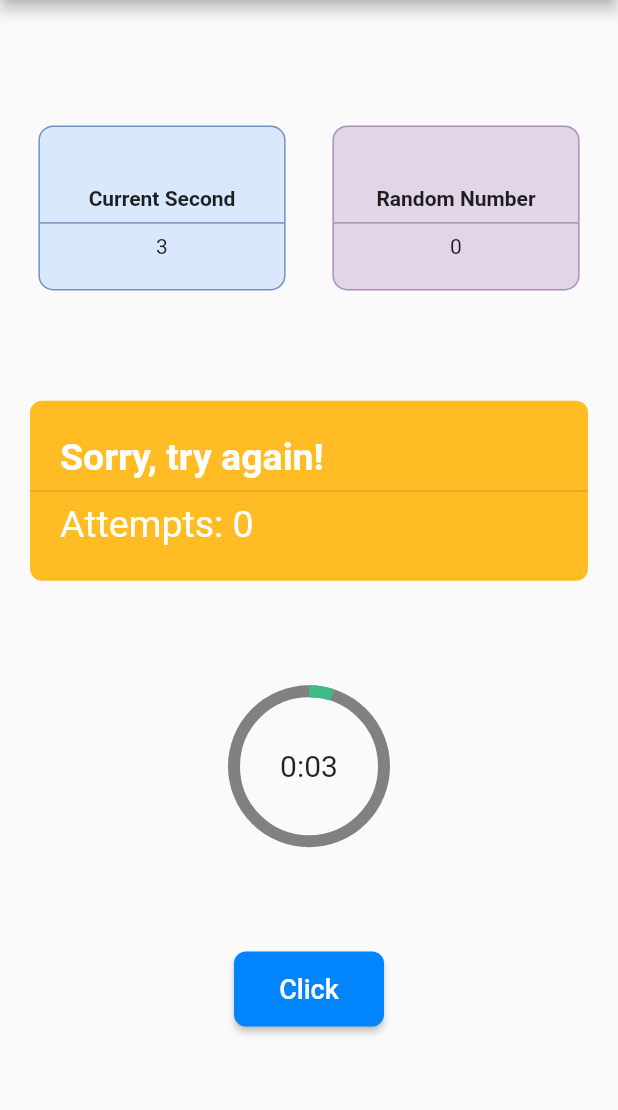
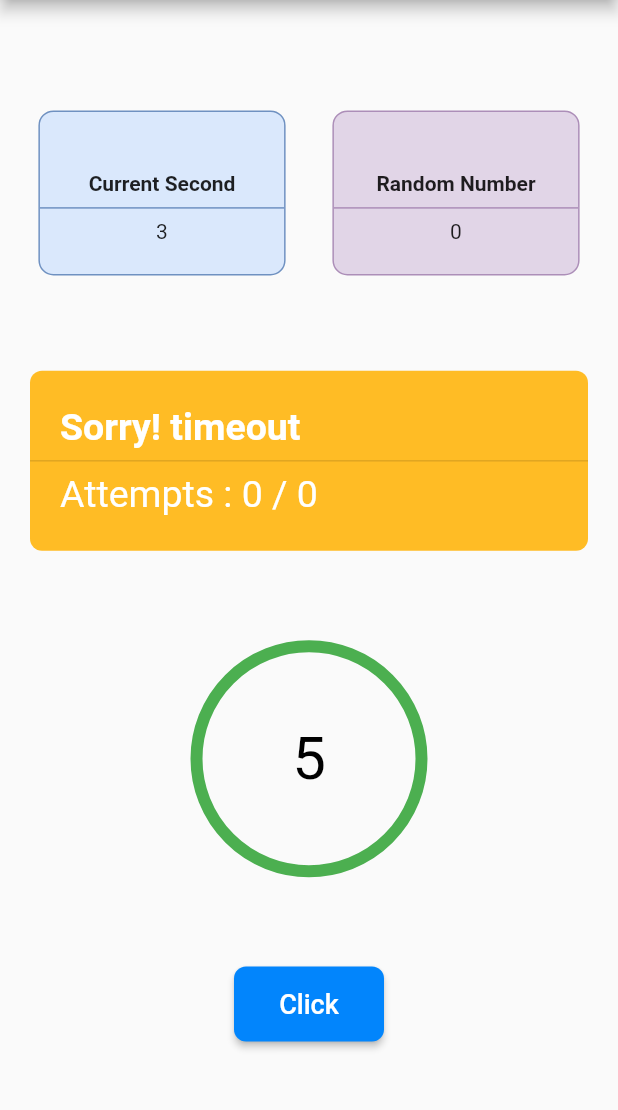
Before and after one commit to habeeb321/TapTimer-Challenge, a Flutter app: the screen it shows after launch, on a phone screen of 412 x 824 dp, the part 84-1194 px from its top. Run offline on Flutter 3.47's test engine with Material 3 defaults, Android fonts, the phone set to English and light mode, and no system bars; drawn by our look-alikes of circular_countdown_timer; our stand-ins replace get.

Commit message:
All functionalites implemented

```diff
--- a/lib/view_model/circular_timer_controller.dart
+++ b/lib/view_model/circular_timer_controller.dart
@@ -1,9 +1,11 @@
 import 'dart:async';
 import 'dart:math';
 
+import 'package:circular_countdown_timer/circular_countdown_timer.dart';
 import 'package:get/get.dart';
 
 class TimerController extends GetxController {
+  RxInt timeoutAttempts = 0.obs;
   RxInt attempts = 0.obs;
   RxInt correctAttempts = 0.obs;
   RxInt seconds = 0.obs;
@@ -11,18 +13,20 @@ class TimerController extends GetxController {
   RxString formattedSeconds = ''.obs;
   RxString displayText = ''.obs;
   final isSuccess = false.obs;
+  final buttonClicked = false.obs;
+  CountDownController? animeController;
 
   @override
   void onInit() {
     super.onInit();
     ever(seconds, (_) {
       formattedSeconds.value = (seconds.value % 60).toString().padLeft(2, '0');
-      displayText.value = '0:${formattedSeconds.value}';
     });
 
     Timer.periodic(const Duration(seconds: 1), (timer) {
       seconds.value = DateTime.now().second;
     });
+    animeController = CountDownController();
   }
 
   getRandomNumber() {
--- a/lib/views/home_screen/widgets/circular_timer_widget.dart
+++ b/lib/views/home_screen/widgets/circular_timer_widget.dart
@@ -1,3 +1,4 @@
+import 'package:circular_countdown_timer/circular_countdown_timer.dart';
 import 'package:flutter/material.dart';
 import 'package:get/get.dart';
 import 'package:tap_timer_challenge/view_model/circular_timer_controller.dart';
@@ -12,15 +13,23 @@
       () => Stack(
         alignment: Alignment.center,
         children: [
-          SizedBox(
-            height: 100,
-            width: 100,
-            child: CircularProgressIndicator(
-              backgroundColor: const Color(0xff818181),
-              value: (controller.seconds.value / 60),
-              valueColor:
-                  const AlwaysStoppedAnimation<Color>(Color(0xFF41B984)),
-              strokeWidth: 8,
+          Center(
+            child: CircularCountDownTimer(
+              duration: 5,
+              controller: controller.animeController,
+              width: 150,
+              height: 150,
+              fillColor: const Color(0xff818181),
+              strokeWidth: 8.0,
+              textStyle: const TextStyle(fontSize: 40.0, color: Colors.black),
+              isReverse: true,
+              isReverseAnimation: false,
+              ringColor: Colors.green,
+              onComplete: () {
+                controller.buttonClicked.value = false;
+                controller.timeoutAttempts.value++;
+                controller.animeController?.restart(duration: 5);
+              },
             ),
           ),
           Text(
--- a/lib/views/home_screen/widgets/click_button_widget.dart
+++ b/lib/views/home_screen/widgets/click_button_widget.dart
@@ -15,6 +15,8 @@ class ClickButtonWidget extends GetView<TimerController> {
       width: 100,
       child: ElevatedButton(
         onPressed: () {
+          controller.buttonClicked.value = true;
+          controller.timeoutAttempts.value++;
           controller.getRandomNumber();
           controller.checkTiming();
         },
--- a/lib/views/home_screen/widgets/success_or_failure_widget.dart
+++ b/lib/views/home_screen/widgets/success_or_failure_widget.dart
@@ -11,7 +11,45 @@ class SuccessOrFailureWidget extends GetView<TimerController> {
   Widget build(BuildContext context) {
     Get.put(TimerController());
     return Obx(
-      () => Container(
+      () => controller.buttonClicked.value == false
+          ? Container(
+              margin: const EdgeInsets.symmetric(horizontal: 10),
+              height: 120,
+              width: double.infinity,
+              decoration: BoxDecoration(
+                borderRadius: BorderRadius.circular(8),
+                color: const Color(0xffFFBC25),
+              ),
+              child: Column(
+                crossAxisAlignment: CrossAxisAlignment.start,
+                mainAxisAlignment: MainAxisAlignment.center,
+                children: [
+                  const Padding(
+                    padding: EdgeInsets.only(left: 20),
+                    child: Text(
+                      'Sorry! timeout',
+                      style: TextStyle(
+                        fontWeight: FontWeight.bold,
+                        color: Colors.white,
+                        fontSize: 25,
+                      ),
+                    ),
+                  ),
+                  const Divider(thickness: 1),
+                  Padding(
+                    padding: const EdgeInsets.only(left: 20),
+                    child: Text(
+                      'Attempts : ${controller.attempts} / ${controller.timeoutAttempts}',
+                      style: const TextStyle(
+                        color: Colors.white,
+                        fontSize: 25,
+                      ),
+                    ),
+                  ),
+                ],
+              ),
+            )
+          : Container(
               margin: const EdgeInsets.symmetric(horizontal: 10),
               height: 120,
               width: double.infinity,
@@ -28,7 +66,9 @@ class SuccessOrFailureWidget extends GetView<TimerController> {
                   Padding(
                     padding: const EdgeInsets.only(left: 20),
                     child: Text(
-                controller.isSuccess.value ? 'Success :)' : 'Sorry, try again!',
+                      controller.isSuccess.value
+                          ? 'Success :)'
+                          : 'Sorry, try again!',
                       style: const TextStyle(
                         fontWeight: FontWeight.bold,
                         color: Colors.white,
--- a/pubspec.yaml
+++ b/pubspec.yaml
@@ -36,6 +36,7 @@ dependencies:
   # Use with the CupertinoIcons class for iOS style icons.
   cupertino_icons: ^1.0.2
   get: ^4.6.6
+  circular_countdown_timer: ^0.2.3
 
 dev_dependencies:
   flutter_test:
```
Also changed, not shown: pubspec.lock. Lines whose indentation alone changed are shown as unchanged.
